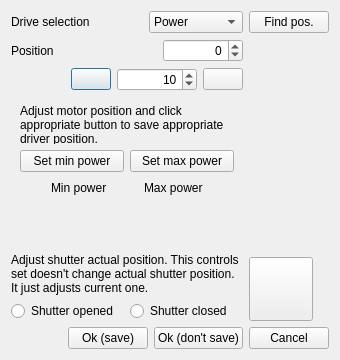
This is software/lcu03/src/settings_dlg.ui in z80/lcu03 as Qt 5 draws it before an edit. The edited form follows.
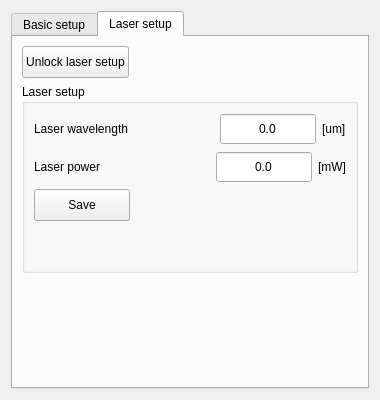
This is the edited form. The open tabs and pages were chosen to show the change. Icons and pictures are not drawn.

```diff
--- a/software/lcu03/src/settings_dlg.ui
+++ b/software/lcu03/src/settings_dlg.ui
@@ -6,8 +6,8 @@
    <rect>
     <x>0</x>
     <y>0</y>
-    <width>340</width>
-    <height>360</height>
+    <width>380</width>
+    <height>400</height>
    </rect>
   </property>
   <property name="sizePolicy">
@@ -18,14 +18,14 @@
   </property>
   <property name="minimumSize">
    <size>
-    <width>340</width>
-    <height>360</height>
+    <width>0</width>
+    <height>0</height>
    </size>
   </property>
   <property name="maximumSize">
    <size>
-    <width>340</width>
-    <height>360</height>
+    <width>380</width>
+    <height>400</height>
    </size>
   </property>
   <property name="windowTitle">
@@ -42,20 +42,30 @@
   </property>
   <layout class="QVBoxLayout" name="verticalLayout_4">
    <item>
+    <widget class="QTabWidget" name="tabWidget">
+     <property name="currentIndex">
+      <number>0</number>
+     </property>
+     <widget class="QWidget" name="basic">
+      <attribute name="title">
+       <string>Basic setup</string>
+      </attribute>
+      <layout class="QVBoxLayout" name="verticalLayout_7">
+       <item>
     <layout class="QHBoxLayout" name="horizontalLayout_6">
      <item>
       <layout class="QVBoxLayout" name="verticalLayout_3">
        <item>
-        <layout class="QHBoxLayout" name="horizontalLayout_2">
+            <layout class="QHBoxLayout" name="horizontalLayout_3">
          <item>
-          <widget class="QLabel" name="label">
+              <widget class="QLabel" name="label_5">
            <property name="text">
             <string>Drive selection</string>
            </property>
           </widget>
          </item>
          <item>
-          <spacer name="horizontalSpacer">
+              <spacer name="horizontalSpacer_3">
            <property name="orientation">
             <enum>Qt::Horizontal</enum>
            </property>
@@ -96,16 +106,16 @@
         </layout>
        </item>
        <item>
-        <layout class="QHBoxLayout" name="horizontalLayout_3">
+            <layout class="QHBoxLayout" name="horizontalLayout_4">
          <item>
-          <widget class="QLabel" name="label_2">
+              <widget class="QLabel" name="label_6">
            <property name="text">
             <string>Position</string>
            </property>
           </widget>
          </item>
          <item>
-          <spacer name="horizontalSpacer_2">
+              <spacer name="horizontalSpacer_4">
            <property name="orientation">
             <enum>Qt::Horizontal</enum>
            </property>
@@ -205,9 +215,9 @@
           <number>1</number>
          </property>
          <widget class="QWidget" name="power">
-          <layout class="QVBoxLayout" name="verticalLayout">
+              <layout class="QVBoxLayout" name="verticalLayout_2">
            <item>
-            <widget class="QLabel" name="label_3">
+                <widget class="QLabel" name="label_7">
              <property name="text">
               <string>Adjust motor position and click appropriate button to save appropriate driver position.</string>
              </property>
@@ -217,7 +227,7 @@
             </widget>
            </item>
            <item>
-            <layout class="QHBoxLayout" name="horizontalLayout">
+                <layout class="QHBoxLayout" name="horizontalLayout_5">
              <item>
               <widget class="QPushButton" name="saveMinPwr">
                <property name="text">
@@ -257,7 +267,7 @@
               </widget>
              </item>
              <item>
-              <spacer name="horizontalSpacer_3">
+                  <spacer name="horizontalSpacer_5">
                <property name="orientation">
                 <enum>Qt::Horizontal</enum>
                </property>
@@ -296,7 +306,7 @@
          <widget class="QWidget" name="polarization">
           <layout class="QVBoxLayout" name="verticalLayout_6">
            <item>
-            <widget class="QLabel" name="label_4">
+                <widget class="QLabel" name="label_8">
              <property name="text">
               <string>Adjust motor position and click appropriate button to save appropriate driver position.</string>
              </property>
@@ -400,7 +410,7 @@
           </spacer>
          </item>
          <item>
-          <widget class="QLabel" name="label_5">
+              <widget class="QLabel" name="label_9">
            <property name="text">
             <string>Adjust shutter actual position. This controls set doesn't change actual shutter position. It just adjusts current one.</string>
            </property>
@@ -410,7 +420,7 @@
           </widget>
          </item>
          <item>
-          <layout class="QHBoxLayout" name="horizontalLayout_4">
+              <layout class="QHBoxLayout" name="horizontalLayout_11">
            <item>
             <widget class="QRadioButton" name="shutterOpened">
              <property name="text">
@@ -438,7 +448,7 @@
       </layout>
      </item>
      <item>
-      <layout class="QVBoxLayout" name="verticalLayout_2">
+          <layout class="QVBoxLayout" name="verticalLayout_8">
        <item>
         <widget class="QPushButton" name="findPos">
          <property name="toolTip">
@@ -502,9 +512,9 @@
     </layout>
    </item>
    <item>
-    <layout class="QHBoxLayout" name="horizontalLayout_5">
+        <layout class="QHBoxLayout" name="horizontalLayout_12">
      <item>
-      <spacer name="horizontalSpacer_9">
+          <spacer name="horizontalSpacer_12">
        <property name="orientation">
         <enum>Qt::Horizontal</enum>
        </property>
@@ -538,6 +548,230 @@
       </widget>
      </item>
     </layout>
+       </item>
+      </layout>
+     </widget>
+     <widget class="QWidget" name="laser">
+      <attribute name="title">
+       <string>Laser setup</string>
+      </attribute>
+      <layout class="QVBoxLayout" name="verticalLayout_9">
+       <item>
+        <layout class="QHBoxLayout" name="horizontalLayout_13">
+         <item>
+          <widget class="QPushButton" name="unlock">
+           <property name="minimumSize">
+            <size>
+             <width>0</width>
+             <height>32</height>
+            </size>
+           </property>
+           <property name="text">
+            <string>Unlock laser setup</string>
+           </property>
+          </widget>
+         </item>
+         <item>
+          <spacer name="horizontalSpacer_13">
+           <property name="orientation">
+            <enum>Qt::Horizontal</enum>
+           </property>
+           <property name="sizeHint" stdset="0">
+            <size>
+             <width>40</width>
+             <height>20</height>
+            </size>
+           </property>
+          </spacer>
+         </item>
+        </layout>
+       </item>
+       <item>
+        <widget class="QGroupBox" name="laserSetup">
+         <property name="title">
+          <string>Laser setup</string>
+         </property>
+         <layout class="QVBoxLayout" name="verticalLayout">
+          <item>
+           <layout class="QHBoxLayout" name="horizontalLayout">
+            <item>
+             <widget class="QLabel" name="label">
+              <property name="text">
+               <string>Laser wavelength</string>
+              </property>
+             </widget>
+            </item>
+            <item>
+             <spacer name="horizontalSpacer">
+              <property name="orientation">
+               <enum>Qt::Horizontal</enum>
+              </property>
+              <property name="sizeHint" stdset="0">
+               <size>
+                <width>18</width>
+                <height>20</height>
+               </size>
+              </property>
+             </spacer>
+            </item>
+            <item>
+             <widget class="QDoubleSpinBox" name="wl">
+              <property name="minimumSize">
+               <size>
+                <width>96</width>
+                <height>32</height>
+               </size>
+              </property>
+              <property name="alignment">
+               <set>Qt::AlignCenter</set>
+              </property>
+              <property name="buttonSymbols">
+               <enum>QAbstractSpinBox::NoButtons</enum>
+              </property>
+              <property name="accelerated">
+               <bool>true</bool>
+              </property>
+              <property name="correctionMode">
+               <enum>QAbstractSpinBox::CorrectToNearestValue</enum>
+              </property>
+              <property name="decimals">
+               <number>1</number>
+              </property>
+              <property name="maximum">
+               <double>10000.000000000000000</double>
+              </property>
+             </widget>
+            </item>
+            <item>
+             <widget class="QLabel" name="label_3">
+              <property name="text">
+               <string>[um]</string>
+              </property>
+             </widget>
+            </item>
+           </layout>
+          </item>
+          <item>
+           <layout class="QHBoxLayout" name="horizontalLayout_2">
+            <item>
+             <widget class="QLabel" name="label_2">
+              <property name="text">
+               <string>Laser power</string>
+              </property>
+             </widget>
+            </item>
+            <item>
+             <spacer name="horizontalSpacer_2">
+              <property name="orientation">
+               <enum>Qt::Horizontal</enum>
+              </property>
+              <property name="sizeHint" stdset="0">
+               <size>
+                <width>18</width>
+                <height>20</height>
+               </size>
+              </property>
+             </spacer>
+            </item>
+            <item>
+             <widget class="QDoubleSpinBox" name="pwr">
+              <property name="minimumSize">
+               <size>
+                <width>96</width>
+                <height>32</height>
+               </size>
+              </property>
+              <property name="alignment">
+               <set>Qt::AlignCenter</set>
+              </property>
+              <property name="buttonSymbols">
+               <enum>QAbstractSpinBox::NoButtons</enum>
+              </property>
+              <property name="accelerated">
+               <bool>true</bool>
+              </property>
+              <property name="correctionMode">
+               <enum>QAbstractSpinBox::CorrectToNearestValue</enum>
+              </property>
+              <property name="decimals">
+               <number>1</number>
+              </property>
+              <property name="maximum">
+               <double>10000.000000000000000</double>
+              </property>
+             </widget>
+            </item>
+            <item>
+             <widget class="QLabel" name="label_4">
+              <property name="text">
+               <string>[mW]</string>
+              </property>
+             </widget>
+            </item>
+           </layout>
+          </item>
+          <item>
+           <layout class="QHBoxLayout" name="horizontalLayout_14">
+            <item>
+             <widget class="QPushButton" name="save">
+              <property name="minimumSize">
+               <size>
+                <width>96</width>
+                <height>32</height>
+               </size>
+              </property>
+              <property name="text">
+               <string>Save</string>
+              </property>
+             </widget>
+            </item>
+            <item>
+             <spacer name="horizontalSpacer_14">
+              <property name="orientation">
+               <enum>Qt::Horizontal</enum>
+              </property>
+              <property name="sizeHint" stdset="0">
+               <size>
+                <width>40</width>
+                <height>20</height>
+               </size>
+              </property>
+             </spacer>
+            </item>
+           </layout>
+          </item>
+          <item>
+           <spacer name="verticalSpacer">
+            <property name="orientation">
+             <enum>Qt::Vertical</enum>
+            </property>
+            <property name="sizeHint" stdset="0">
+             <size>
+              <width>20</width>
+              <height>40</height>
+             </size>
+            </property>
+           </spacer>
+          </item>
+         </layout>
+        </widget>
+       </item>
+       <item>
+        <spacer name="verticalSpacer_3">
+         <property name="orientation">
+          <enum>Qt::Vertical</enum>
+         </property>
+         <property name="sizeHint" stdset="0">
+          <size>
+           <width>20</width>
+           <height>96</height>
+          </size>
+         </property>
+        </spacer>
+       </item>
+      </layout>
+     </widget>
+    </widget>
    </item>
   </layout>
  </widget>
```
Left out of the diff: 12 changed lines with no effect on the pictures. Lines whose indentation alone changed are shown as unchanged.
